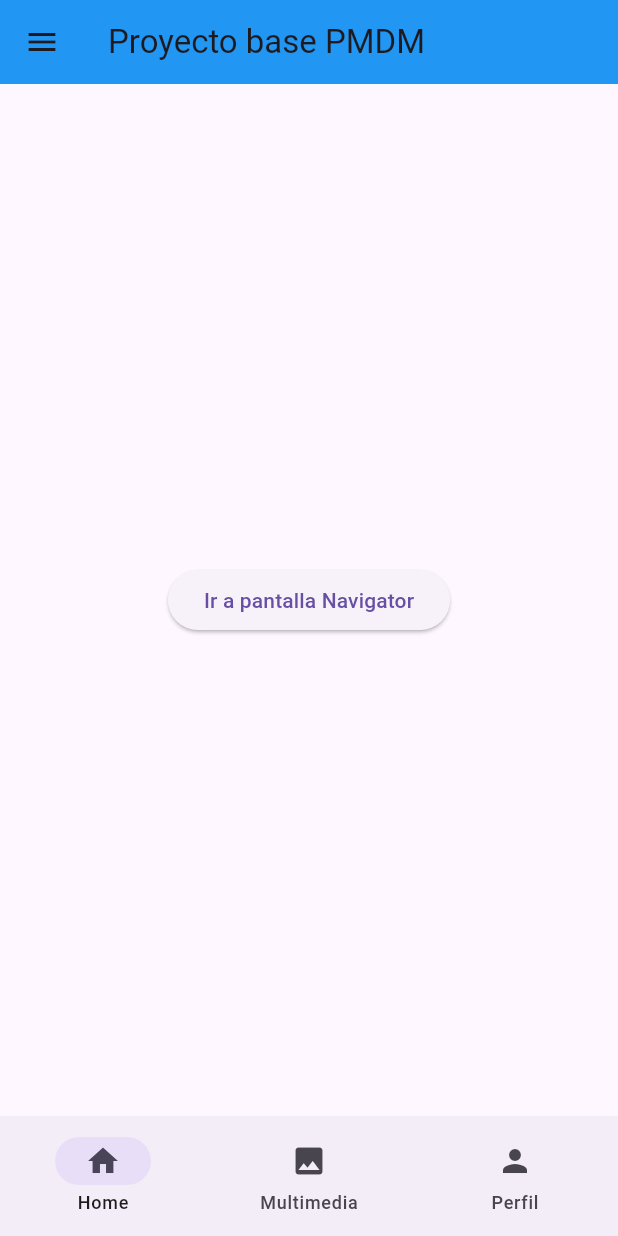
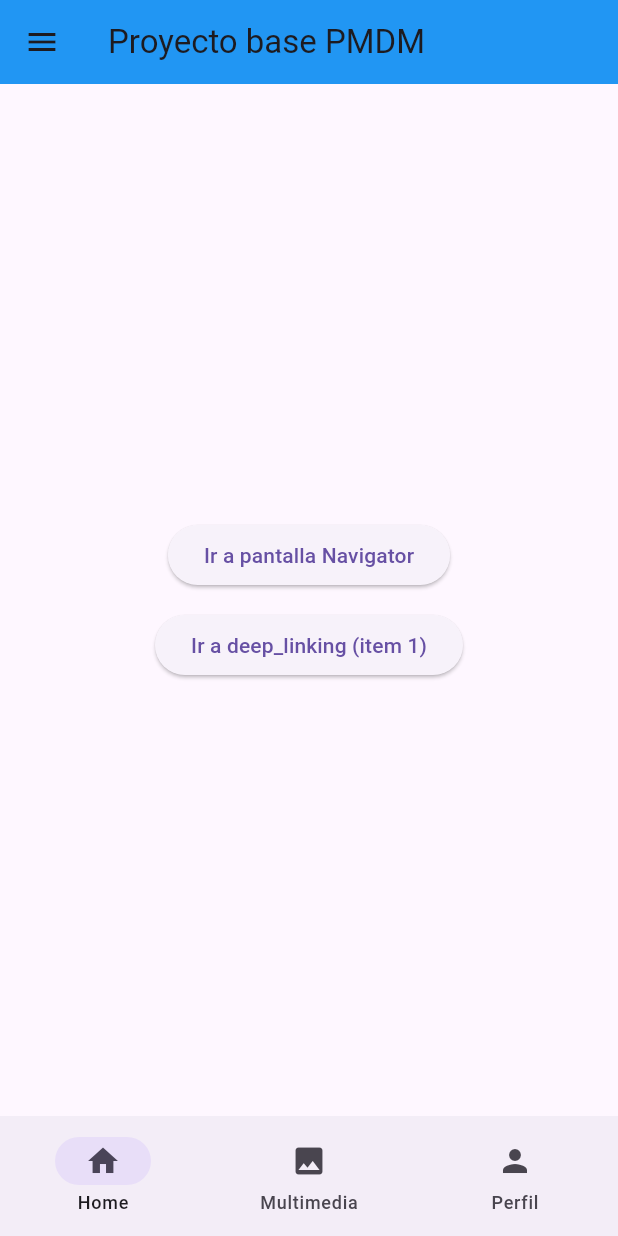
Before and after one commit to MrFireWolf007/pmdm_examen_total, a Flutter app: the screen it shows after launch, on a phone screen of 412 x 824 dp. Run offline on Flutter 3.47's test engine with Material 3 defaults, Android fonts, the phone set to English and light mode, and no system bars; our stand-ins replace go_router.

Commit message:
Navegacion: Deep linking con go_router 1- Añadir ruta con un parámetro al router 2- Pantalla de destino creada 3- Navegar con el parámetro 4- Deep Linking probado

```diff
--- a/lib/my_app.dart
+++ b/lib/my_app.dart
@@ -1,6 +1,5 @@
 import 'package:flutter/material.dart';
-import 'package:pmdm_examen_total/pages/Navegacion_Navigator_Go_router/go_router.dart';
-
+import 'package:pmdm_examen_total/pages/Navegacion/go_router.dart';
 class MyApp extends StatelessWidget {
   const MyApp({super.key});
 
--- a/lib/pages/Navegacion_Navigator_Go_router/go_router.dart
+++ b/lib/pages/Navegacion/go_router.dart
@@ -1,6 +1,7 @@
 import 'package:go_router/go_router.dart';
-import 'package:pmdm_examen_total/pages/Navegacion_Navigator_Go_router/navigator_page.dart';
+import '../deep_linking/deep_linking_page.dart';
 import '../home/home_page.dart';
+import 'navigator_page.dart';
 
 
 /// GoRouter centraliza TODA la navegación de la app
@@ -20,5 +21,18 @@ final GoRouter appRouter = GoRouter(
       name: 'navigator',
       builder: (context, state) => const NavigatorPage(),
     ),
+
+    // Ruta para usar Deeplinks con parametros en el go_router
+
+    GoRoute(
+      path: '/item/:id',
+      name: 'item',
+      builder: (context, state){
+        // Extraemos el parámetro 'id' de la URL
+        final id = state.pathParameters['id']!;
+        // Pasamos el id a la página DeepLinkingPage
+        return DeepLinkingPage(id: id);
+      },
+    ),
   ],
 );
--- a/lib/pages/home/home_page.dart
+++ b/lib/pages/home/home_page.dart
@@ -1,7 +1,5 @@
 import 'package:flutter/material.dart';
 import 'package:go_router/go_router.dart';
-
-
 
 class HomePage extends StatefulWidget {
   const HomePage({super.key});
@@ -19,19 +17,25 @@ class _HomePageState extends State<HomePage> {
   late final List<Widget> _pages = [
     // Página Home
     Center(
-      child: ElevatedButton(
+      child: Column(
+        mainAxisSize: MainAxisSize.min,
+        children: [
+          ElevatedButton(
             onPressed: () {
-          // Navigator.push añade una nueva pantalla a la pila
-          // Navigator.push(
-          //   context,
-          //   MaterialPageRoute(
-          //     builder: (context) => const NavigatorPage(),
-          //   ),
-          // );
               // Navegacion con nombre usando GoRouter
-          context.goNamed ('navigator');
+              context.goNamed('navigator');
             },
             child: const Text('Ir a pantalla Navigator'),
+          ),
+          const SizedBox(height: 12),
+          ElevatedButton(
+            onPressed: () {
+              // Navegar a la página de deep linking (item) pasando un id
+              context.go('/item/1');
+            },
+            child: const Text('Ir a deep_linking (item 1)'),
+          ),
+        ],
       ),
     ),
 
@@ -41,6 +45,7 @@ class _HomePageState extends State<HomePage> {
     // Página Perfil
     const Center(child: Text('Perfil')),
   ];
+
   @override
   Widget build(BuildContext context) {
     return Scaffold(
@@ -52,63 +57,40 @@ class _HomePageState extends State<HomePage> {
       drawer: Drawer(
         child: ListView(
           padding: EdgeInsets.zero,
-          children: const[
+          children: const [
             DrawerHeader(
-              decoration: BoxDecoration(
-                color: Colors.blue,
-              ),
+              decoration: BoxDecoration(color: Colors.blue),
               child: Text(
                 'Drawer',
-                style: TextStyle(
-                  color: Colors.black,
-                  fontSize: 24,
-                ),
+                style: TextStyle(color: Colors.black, fontSize: 24),
               ),
             ),
             // Ahora vamos a añadirle opciones al Drawer para poder navegar
             // para ello usamos ListTile
-            ListTile(
-              leading: Icon(Icons.home),
-              title: Text('Home'),
+            ListTile(leading: Icon(Icons.home), title: Text('Home')),
+            ListTile(leading: Icon(Icons.image), title: Text('Multimedia')),
+            ListTile(leading: Icon(Icons.login), title: Text('Login')),
+          ],
         ),
-            ListTile(
-              leading: Icon(Icons.image),
-              title: Text('Multimedia'),
-            ),
-            ListTile(
-              leading: Icon(Icons.login),
-              title: Text('Login'),
-            ),
-          ],
-        )
       ),
 
       // 3-NavigationBar
       bottomNavigationBar: NavigationBar(
         selectedIndex: _selectedIndex,
-        onDestinationSelected: (index){
+        onDestinationSelected: (index) {
           setState(() {
             _selectedIndex = index;
           });
         },
-        destinations: const[
-          NavigationDestination(
-            icon : Icon(Icons.home),
-            label: 'Home',
-          ),
-          NavigationDestination(
-            icon : Icon(Icons.image),
-            label: 'Multimedia',
-          ),
-          NavigationDestination(
-            icon : Icon(Icons.person),
-            label: 'Perfil',
-          ),
+        destinations: const [
+          NavigationDestination(icon: Icon(Icons.home), label: 'Home'),
+          NavigationDestination(icon: Icon(Icons.image), label: 'Multimedia'),
+          NavigationDestination(icon: Icon(Icons.person), label: 'Perfil'),
         ],
       ),
 
       // 4-NavigationBar: cambiamos el body por la página seleccionada
-      body: _pages[_selectedIndex]
+      body: _pages[_selectedIndex],
     );
   }
 }
```
Also changed, not shown: lib/pages/deep_linking/deep_linking_page.dart (added, +35 -0 lines), lib/pages/Navegacion/navigator_page.dart (renamed from lib/pages/Navegacion_Navigator_Go_router/navigator_page.dart), lib/pages/Navegacion/tabs_page.dart (added). Lines whose indentation alone changed are shown as unchanged.
